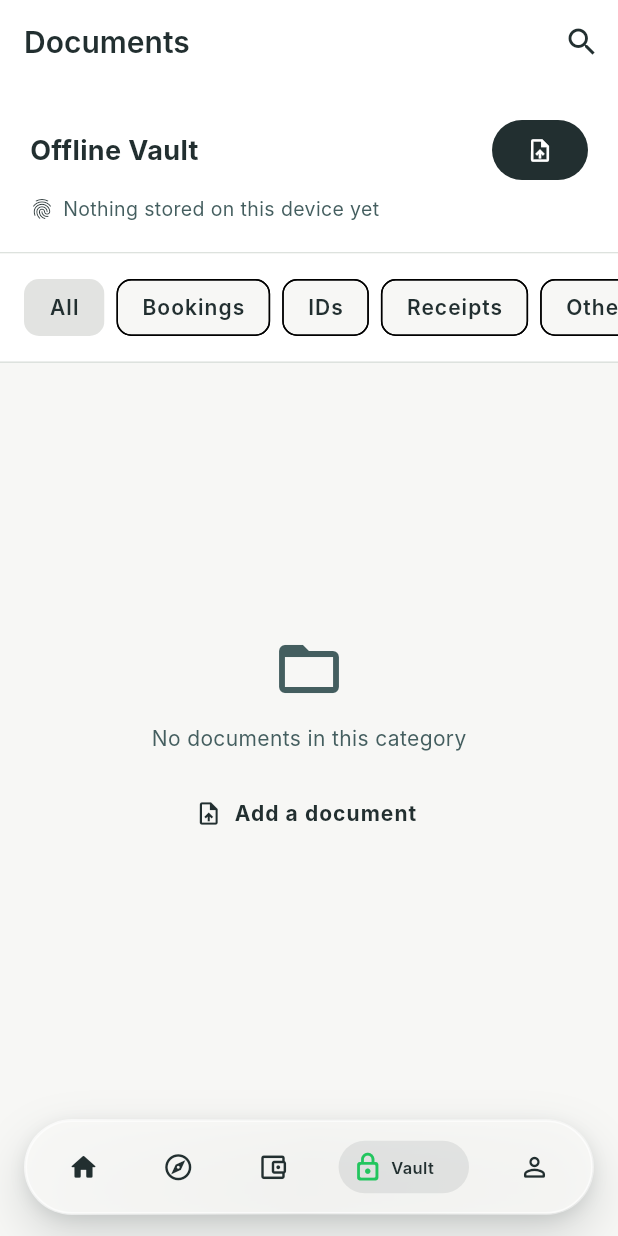
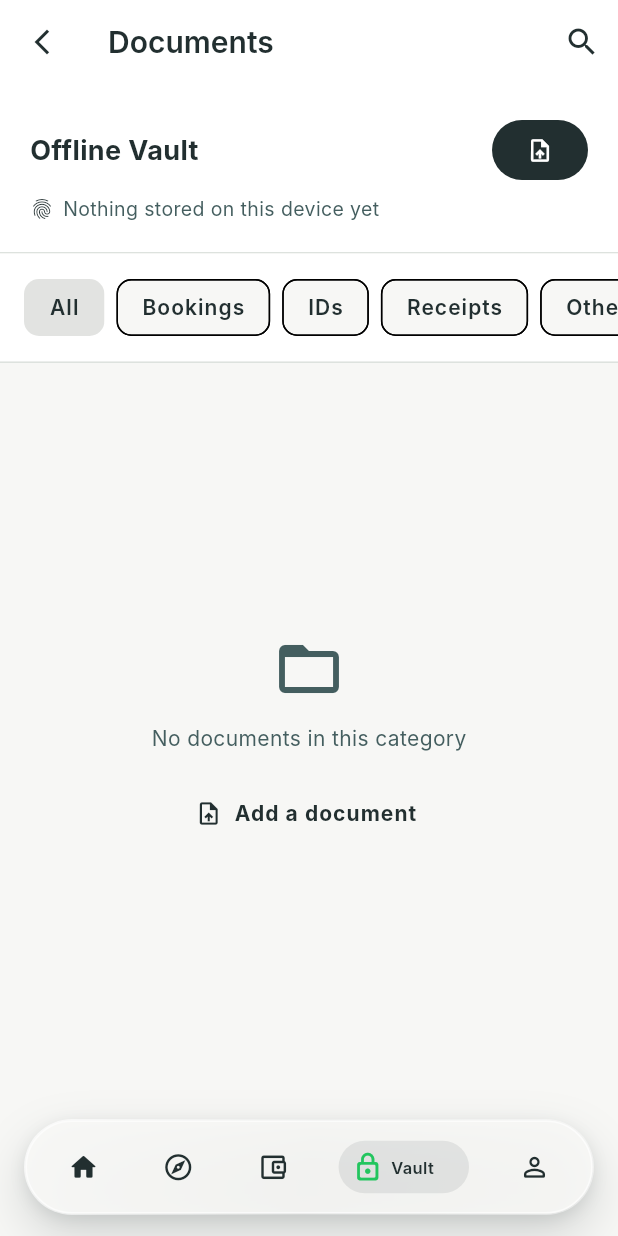
Before and after one commit to SpaceMan619/hamwetrip, a Flutter app: the _DocumentVaultView screen opened directly with empty values, on a phone screen of 412 x 824 dp. Run offline on Flutter 3.47's test engine with Material 3 defaults, Android fonts, the phone set to English and light mode, and no system bars; our stand-ins replace cloud_firestore, file_picker, firebase_auth, firebase_core, flutter_riverpod, google_sign_in and 2 more; accounts and stored records are empty; Roboto replaces fonts that are missing (Inter); project files that could hold a hidden picture were left out.

Commit message:
Give the document vault a back arrow
The vault is reached from the bottom bar, which left it with no way out
except another tab: no arrow in the app bar, and the system back button
quits the app from there.

A plain pop would not have worked. Switching tabs goes through
pushNamedAndRemoveUntil with a filter that clears the stack, so there is
usually nothing underneath and the arrow would have looked broken. It
pops when there is something to pop to, and otherwise goes up to Home,
which is what back means from a tab root.

Checked on the emulator: the arrow shows on Documents and lands on Home
with Home selected.

```diff
--- a/hamwetrip/lib/features/shakira/presentation/document_vault_screen.dart
+++ b/hamwetrip/lib/features/shakira/presentation/document_vault_screen.dart
@@ -29,6 +29,10 @@ class DocumentVaultScreen extends StatelessWidget {
   /// card's thumbnail and its sync badge.
   final bool Function(TripDocument) hasFile;
 
+  /// Leaves the vault. Null hides the arrow entirely, for a caller that has
+  /// nowhere sensible to send someone.
+  final VoidCallback? onBack;
+
   const DocumentVaultScreen({
     super.key,
     required this.documents,
@@ -41,6 +45,7 @@ class DocumentVaultScreen extends StatelessWidget {
     required this.onSearch,
     required this.cachedCount,
     required this.hasFile,
+    this.onBack,
     this.isUploading = false,
     this.isOffline = true,
     this.bottomNavigation,
@@ -60,6 +65,17 @@ class DocumentVaultScreen extends StatelessWidget {
         surfaceTintColor: Colors.transparent,
         elevation: 0,
         automaticallyImplyLeading: false,
+        leading: onBack == null
+            ? null
+            : IconButton(
+                tooltip: 'Back',
+                icon: const Icon(
+                  Icons.arrow_back_ios_new,
+                  size: 20,
+                  color: AppColors.ink,
+                ),
+                onPressed: onBack,
+              ),
         title: const Text('Documents'),
         actions: [
           IconButton(
```
Also changed, not shown: hamwetrip/lib/features/shakira/presentation/demo/demo_document_vault_wrapper.dart (+18 -0 lines).
